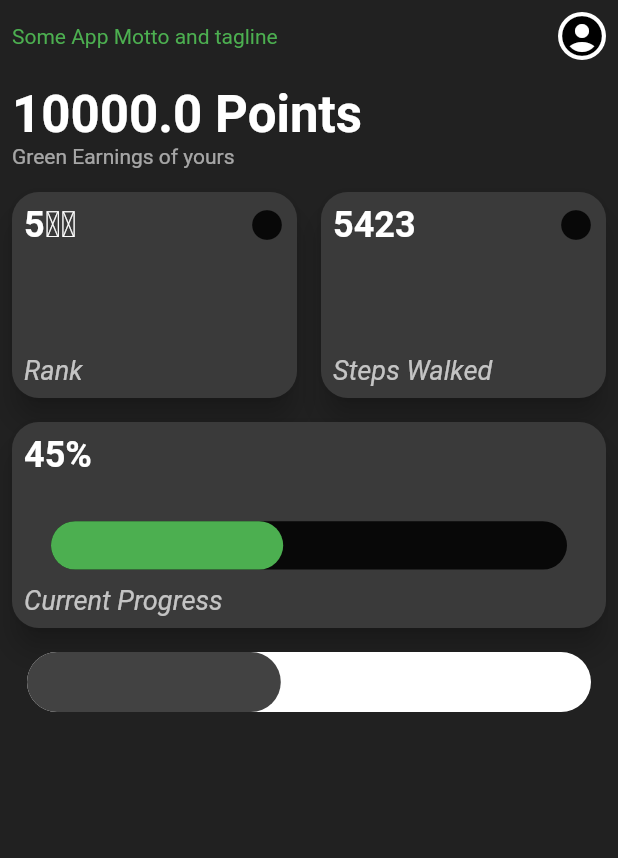
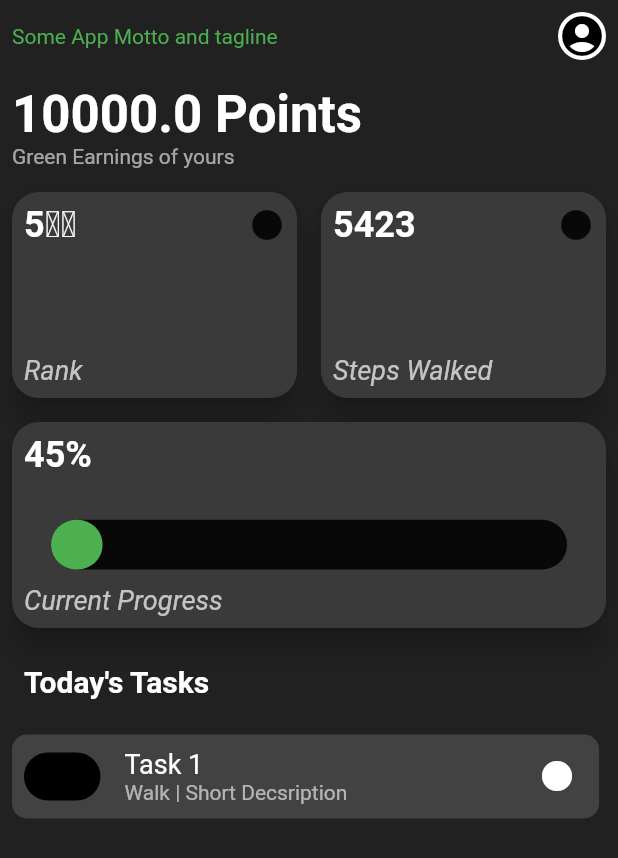
Before and after one commit to himanshu-dxm/team_golf, a Flutter app: the GamesDashboard screen opened directly, on a phone screen of 412 x 824 dp. Shown: the top 858 px of the screen. Run offline on Flutter 3.47's test engine with Material 2 defaults, Android fonts, the phone set to English and light mode, and no system bars; drawn by our look-alikes of percent_indicator; our stand-ins replace card_swiper, chewie, cloud_firestore, firebase_auth, firebase_core, flutter_svg and 5 more; missing offline and left inert: qr_code_scanner; accounts and stored records are empty; statements that could not run were skipped.

Commit message:
Games tasks added

```diff
--- a/lib/screens/dashboard/components/header.dart
+++ b/lib/screens/dashboard/components/header.dart
@@ -1,7 +1,7 @@
 import 'package:flutter/foundation.dart';
 import 'package:flutter/material.dart';
 import 'package:sih_team_golf/services/auth.dart';
-import 'package:sih_team_golf/screens/gamesDashboard/leaderboard.dart';
+import 'package:sih_team_golf/screens/gamesDashboard/components/leaderboard.dart';
 import 'package:sih_team_golf/utilities/themes.dart';
 
 import '../../../utilities/commonStyles.dart';
--- a/lib/screens/gamesDashboard/components/header.dart
+++ b/lib/screens/gamesDashboard/components/header.dart
@@ -1,6 +1,6 @@
 import 'package:flutter/material.dart';
 import 'package:get/get.dart';
-import 'package:sih_team_golf/screens/gamesDashboard/leaderboard.dart';
+import 'package:sih_team_golf/screens/gamesDashboard/components/leaderboard.dart';
 
 
 class Header extends StatelessWidget {
--- a/lib/screens/gamesDashboard/leaderboard.dart
+++ b/lib/screens/gamesDashboard/components/leaderboard.dart
@@ -2,7 +2,7 @@
 import 'package:flutter/cupertino.dart';
 import 'package:flutter/material.dart';
 
-import '../../utilities/themes.dart';
+import '../../../utilities/themes.dart';
 
 class LeaderBoardScreen extends StatelessWidget {
   const LeaderBoardScreen({super.key});
--- a/lib/screens/gamesDashboard/gamesDashboard.dart
+++ b/lib/screens/gamesDashboard/gamesDashboard.dart
@@ -1,7 +1,7 @@
 import 'package:flutter/material.dart';
 import 'package:get/get.dart';
 import 'package:percent_indicator/linear_percent_indicator.dart';
-import 'package:sih_team_golf/screens/gamesDashboard/leaderboard.dart';
+import 'package:sih_team_golf/screens/gamesDashboard/components/leaderboard.dart';
 
 
 import 'components/focusText.dart';
@@ -21,9 +21,10 @@ class _GamesDashboardState extends State<GamesDashboard> {
   // final controller = Get.put(TransactionController());
 
   double _totalCoins = 10000;
-  double _totalCoinsSpent = 1000;
   double tmp=1000;
+  double _taskProgress = 0.10;
 
+  bool taskDone = false;
 
   @override
   void initState() {
@@ -111,7 +112,7 @@ class _GamesDashboardState extends State<GamesDashboard> {
                                             fontWeight: FontWeight.bold),
                                       ),
                                     ),
-                                    Icon(Icons.circle)
+                                    Icon(Icons.circle,)
                                   ],
                                 ),
                                 SizedBox(
@@ -224,15 +225,12 @@ class _GamesDashboardState extends State<GamesDashboard> {
                                     fontWeight: FontWeight.bold),
                               ),
                             ),
-                            SizedBox(
-                              height: 2,
-                            ),
                             Expanded(
                                 child: Container(
                                   padding: EdgeInsets.all(8),
                                   child: LinearPercentIndicator(
                                     lineHeight: 40,
-                                    percent :0.45,
+                                    percent : _taskProgress,
                                     progressColor: Colors.green,
                                     backgroundColor: Colors.black87,
                                     animation: true,
@@ -256,27 +254,169 @@ class _GamesDashboardState extends State<GamesDashboard> {
                     ),
                   ),
                 ),
+                Container(
+                  padding: EdgeInsets.all(8),
+                  margin: EdgeInsets.all(8),
+                  child: Text(
+                    "Today's Tasks",
+                    style: TextStyle(
+                        fontWeight: FontWeight.bold,
+                        fontSize: 20,
+                        color: Colors.white
+                    ),
+                  ),
+                ),
+
+                GestureDetector(
+                  onTap: () {
+                    showDialog(
+                        context: context,
+                        builder: (context) => AlertDialog(
+                          title: Text('Task Title'),
+                          content: Text(
+                              ' Task Description'
+                          ),
+                          actions: [
+                            TextButton(
+                                onPressed: () {
+                                  setState(() {
+                                    taskDone = true;
+                                    _totalCoins += 150;
+                                  });
+
+                                  Navigator.pop(context);
+                                },
+                                child: Text('Yes')),
+                            TextButton(
+                                onPressed: () {
+                                  setState(() {
+                                    taskDone = false;
+                                  });
+                                  Navigator.pop(context);
+                                },
+                                child: Text('No'))
+                          ],
+                        ));
+                  },
+                  child: Container(
+                    margin: EdgeInsets.all(8),
+                    width: MediaQuery.of(context).size.width*0.95,
+                    decoration: BoxDecoration(
+                        color: Colors.grey[800],
+                        borderRadius: BorderRadius.all(Radius.circular(10))
+                    ),
+                    child: Row(
+                      // mainAxisSize: MainAxisSize.min,
+                      mainAxisAlignment: MainAxisAlignment.spaceBetween,
+                      children: [
+                        Row(
+                          children: [
+                            Container(
+                              padding: EdgeInsets.all(8),
+                              margin: EdgeInsets.all(8),
+                              decoration: BoxDecoration(
+                                color: Colors.black,
+                                borderRadius: BorderRadius.all(Radius.circular(16)),
+
+                              ),
+                              child: Center(
+                                child: Text(
+                                    '+150 ',
+                                )
+                              ),
+                            ),
+
+                            Container(
+                              padding: EdgeInsets.all(8),
+                              // margin: EdgeInsets.all(8),
+                              child: Column(
+                                mainAxisAlignment: MainAxisAlignment.start,
+                                crossAxisAlignment: CrossAxisAlignment.start,
+                                children: [
+                                  Text(
+                                    'Task 1',
+                                    style: TextStyle(
+                                        color: Colors.white,
+                                        fontSize: 18
+                                    ),
+                                  ),
+                                  Text(
+                                    "Walk | Short Decsription" ,
+                                    maxLines: 3,
+                                    overflow: TextOverflow.ellipsis,
+                                    style: TextStyle(
+                                        color: Colors.white60
+                                    ),
+                                  )
+
+                                ],
+                              ),
+                            ),
+                          ],
+                        ),
+
+                        Expanded(
+                          child: Container(
+                            alignment: Alignment.centerRight,
+                            padding: EdgeInsets.all(8),
+                            margin: EdgeInsets.all(8),
+                            child: Icon(
+                              Icons.circle_rounded,
+                              // size: 24,
+                              color: taskDone ? Colors.green : Colors.white,
+                            )
+                          ),
+                        )
+                      ],
+                    ),
+                  ),
+                ),
+
+
+
+                // sample alertDialog button
                 /*
+                MaterialButton(
+                  onPressed: () {
 
-                Row(
-                  mainAxisSize: MainAxisSize.min,
-                  mainAxisAlignment: MainAxisAlignment.spaceAround,
-                  children: [
-                    TopCard(
-                        value: '5th',
-                        heading: 'Leaderboard Rank'
-                    ),
+                    showDialog(
+                        context: context,
+                        builder: (context) => AlertDialog(
+                              title: Text('Task Title'),
+                              content: Text(
+                                  ' Task Description \n Did you finish this task?',
+                              ),
+                              actions: [
+                                TextButton(
+                                    onPressed: () {
+                                      setState(() {
+                                        taskDone = true;
+                                        _totalCoins += 150;
+                                      });
 
-                    TopCard(
-                        value: '50% Complete',
-                        heading: 'Today\'s Tasks'
-                    ),
-                  ],
+                                      Navigator.pop(context);
+                                    },
+                                    child: Text('Yes')),
+                                TextButton(
+                                    onPressed: () {
+
+                                      setState(() {
+                                        taskDone = false;
+                                      });
+                                      Navigator.pop(context);
+                                    },
+                                    child: Text('No'))
+                              ],
+                            ));
+                  },
+                  child: Text('Press me'),
                 ),
 
                  */
 
+                // progress bar
 
+                /*
                 Container(
                   padding: EdgeInsets.all(8),
                   child: LinearPercentIndicator(
@@ -290,6 +430,8 @@ class _GamesDashboardState extends State<GamesDashboard> {
                   ),
                 ),
 
+                 */
+
               ],
             ),
           ),
```
